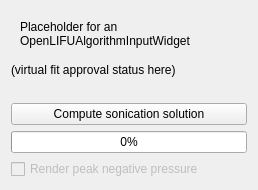
Above: OpenLIFUSonicationPlanner/Resources/UI/OpenLIFUSonicationPlanner.ui from arhowe00/SlicerOpenLIFU before the change. Below: the same form after it.
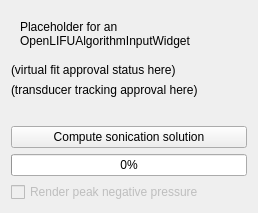
That is the form after the change. Custom widgets are drawn as their Qt base class.

Commit message: Show warning in planning module if tracking is unapproved (#113)

Patch:
```diff
--- a/OpenLIFUSonicationPlanner/Resources/UI/OpenLIFUSonicationPlanner.ui
+++ b/OpenLIFUSonicationPlanner/Resources/UI/OpenLIFUSonicationPlanner.ui
@@ -7,7 +7,7 @@
     <x>0</x>
     <y>0</y>
     <width>258</width>
-    <height>190</height>
+    <height>213</height>
    </rect>
   </property>
   <layout class="QVBoxLayout" name="verticalLayout_2">
@@ -32,6 +32,13 @@
      </property>
     </widget>
    </item>
+   <item>
+    <widget class="QLabel" name="trackingApprovalStatusLabel">
+     <property name="text">
+      <string>(transducer tracking approval here)</string>
+     </property>
+    </widget>
+   </item>
    <item>
     <spacer name="verticalSpacer_2">
      <property name="orientation">
```
The commit also changes 1 other file.
